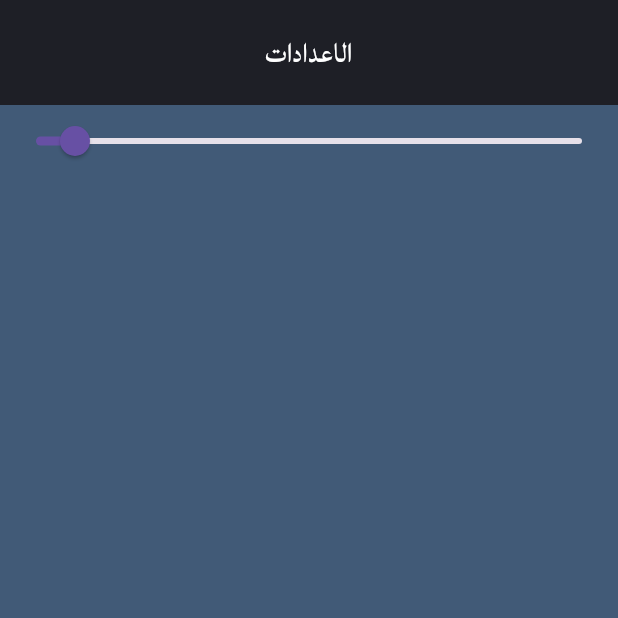
After one commit to AliKamar34/quran_app, a Flutter app: the screen it shows after launch, after a tap on the "settings" icon, on a phone screen of 412 x 824 dp, the top half of it. The commit adds this screen. Run offline on Flutter 3.47's test engine with Material 3 defaults, Android fonts, the phone set to English and light mode, and no system bars; our stand-ins replace bloc, dio, flutter_bloc, percent_indicator, shared_preferences; missing offline and left inert: flutter_islamic_icons, quran.

Commit message:
control of the font size

```diff
--- /dev/null
+++ b/devtools_options.yaml
@@ -0,0 +1 @@
+extensions:
--- a/lib/main.dart
+++ b/lib/main.dart
@@ -7,6 +7,7 @@ import 'package:quran_app/views/hadeeth_view.dart';
 import 'package:quran_app/views/moshaf_view.dart';
 import 'package:quran_app/views/salah_view.dart';
 import 'package:quran_app/views/sebha_view.dart';
+import 'package:quran_app/views/setting_view.dart';
 import 'package:quran_app/views/soura_view.dart';
 import 'package:quran_app/views/splash_view.dart';
 
@@ -40,6 +41,7 @@ class MyApp extends StatelessWidget {
           LinksView.id: (context) => const LinksView(),
           SalahView.id: (context) => const SalahView(),
           MoshafView.id: (context) => const MoshafView(),
+          SettingView.id:(context) => const SettingView(),
         },
       ),
     );
--- a/lib/views/hadeeth_view.dart
+++ b/lib/views/hadeeth_view.dart
@@ -46,7 +46,9 @@ class LinksView extends StatelessWidget {
                               Text(
                                 links[index]['name'],
                                 style: const TextStyle(
-                                    fontFamily: kLateefFontFamily, fontSize: 24),
+                                    fontFamily: kLateefFontFamily,
+                                    fontSize: 24,
+                                    color: Colors.white),
                               )
                             ],
                           ),
--- a/lib/views/moshaf_view.dart
+++ b/lib/views/moshaf_view.dart
@@ -1,6 +1,7 @@
 import 'package:flutter/material.dart';
 import 'package:quran_app/constant.dart';
 import 'package:quran_app/views/widgets/custom_app_bar.dart';
+import 'package:quran_app/views/widgets/moshaf_app_bar.dart';
 import 'package:quran_app/views/widgets/soura_container.dart';
 import 'package:quran/quran.dart' as quran;
 
@@ -14,7 +15,7 @@ class MoshafView extends StatelessWidget {
         backgroundColor: kScaffoldColor,
         body: Column(
           children: [
-            const CustomAppBar(
+            const CustomMoshafAppBar(
               title: 'القران الكريم ',
             ),
             Expanded(
--- /dev/null
+++ b/lib/views/setting_view.dart
@@ -0,0 +1,42 @@
+import 'package:flutter/material.dart';
+import 'package:quran_app/constant.dart';
+import 'package:quran_app/views/widgets/custom_app_bar.dart';
+
+class SettingView extends StatelessWidget {
+  const SettingView({super.key});
+  static String id = 'settingView';
+  @override
+  Widget build(BuildContext context) {
+    return const Scaffold(
+      backgroundColor: kScaffoldColor,
+      body: Column(
+        children: [
+          CustomAppBar(title: 'الاعدادات'),
+          SliderWidget(),
+        ],
+      ),
+    );
+  }
+}
+
+class SliderWidget extends StatefulWidget {
+  const SliderWidget({super.key});
+
+  @override
+  State<SliderWidget> createState() => _SliderWidgetState();
+}
+
+class _SliderWidgetState extends State<SliderWidget> {
+  @override
+  Widget build(BuildContext context) {
+    return Slider(
+        value: kMushafFontSize,
+        min: 30,
+        max: 100,
+        onChanged: (value) {
+          setState(() {
+            kMushafFontSize = value;
+          });
+        });
+  }
+}
--- /dev/null
+++ b/lib/views/widgets/moshaf_app_bar.dart
@@ -0,0 +1,40 @@
+import 'package:flutter/material.dart';
+import 'package:quran_app/constant.dart';
+import 'package:quran_app/views/setting_view.dart';
+
+class CustomMoshafAppBar extends StatelessWidget {
+  const CustomMoshafAppBar({
+    super.key,
+    required this.title,
+  });
+  final String title;
+  @override
+  Widget build(BuildContext context) {
+    return Container(
+      color: kPrimaryColor,
+      height: 70,
+      width: double.infinity,
+      child: Row(
+        mainAxisAlignment: MainAxisAlignment.spaceBetween,
+        children: [
+          IconButton(
+            onPressed: () {
+              Navigator.pushNamed(
+                context,
+                SettingView.id,
+              );
+            },
+            icon: const Icon(Icons.settings),
+          ),
+          Text(
+            title,
+            style: const TextStyle(
+                fontFamily: kLateefFontFamily,
+                color: Colors.white,
+                fontSize: 24),
+          ),
+        ],
+      ),
+    );
+  }
+}
--- a/lib/views/widgets/soura_container.dart
+++ b/lib/views/widgets/soura_container.dart
@@ -31,25 +31,28 @@ class CustomSouraContainer extends StatelessWidget {
         child: Row(
           mainAxisAlignment: MainAxisAlignment.spaceBetween,
           children: [
-            // IconButton(
-            //   onPressed: () {},
-            //   icon: const Icon(Icons.play_arrow_rounded),
-            // ),
             Text(
               souraPlace == 'Makkah' ? 'مكيه' : 'مدنيه',
-              style:
-                  const TextStyle(fontSize: 20, fontFamily: kLateefFontFamily),
+              style: const TextStyle(
+                  fontSize: 20,
+                  fontFamily: kLateefFontFamily,
+                  color: Colors.white),
             ),
             Column(
               children: [
                 Text(
                   souraName,
-                  style: const TextStyle(fontFamily: kArabicFont, fontSize: 20),
+                  style: const TextStyle(
+                      fontFamily: kArabicFont,
+                      fontSize: 20,
+                      color: Colors.white),
                 ),
                 Text(
                   'عدد   اياتها  :   $noOfAyat',
                   style: const TextStyle(
-                      fontFamily: kLateefFontFamily, fontSize: 12),
+                      fontFamily: kLateefFontFamily,
+                      fontSize: 12,
+                      color: Colors.white),
                 ),
               ],
             ),
--- a/pubspec.yaml
+++ b/pubspec.yaml
@@ -37,6 +37,7 @@ dependencies:
   intl: ^0.19.0
   percent_indicator: ^4.2.3
   quran: ^1.2.3
+  shared_preferences: ^2.2.3
   url_launcher: ^6.1.6
 
 dev_dependencies:
```
Also changed, not shown: lib/constant.dart (+17 -4 lines), lib/services/get_sourah_services.dart (+4 -4 lines), lib/views/widgets/custom_elevated_button.dart (+5 -2 lines), pubspec.lock, 1 other file.
